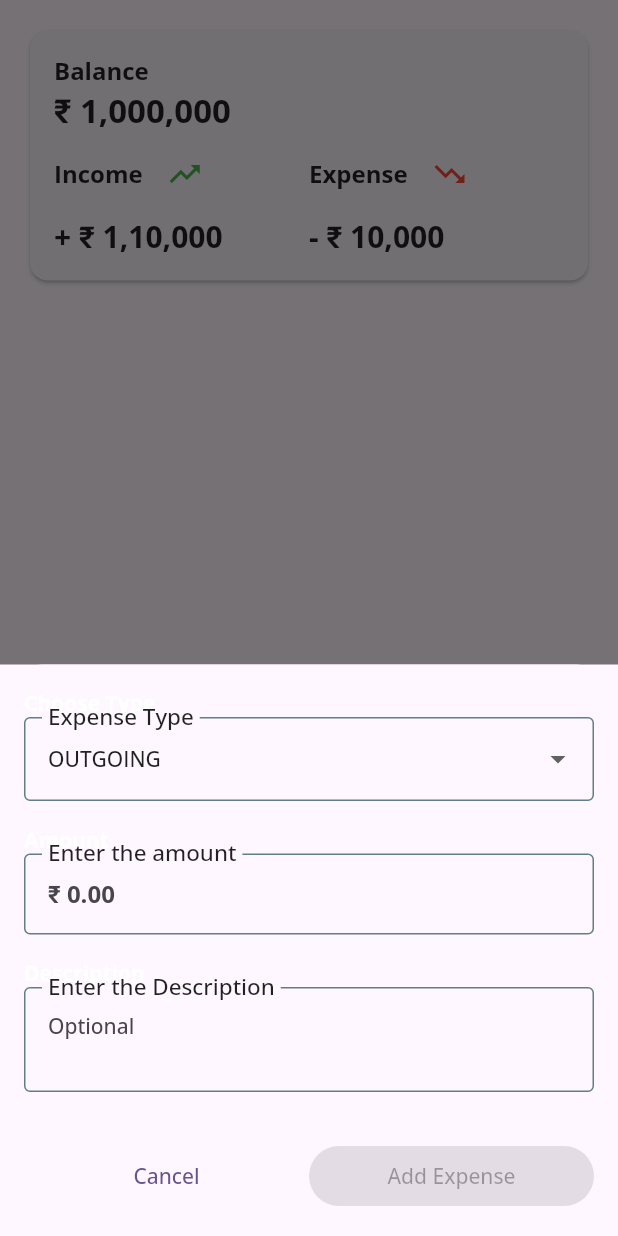
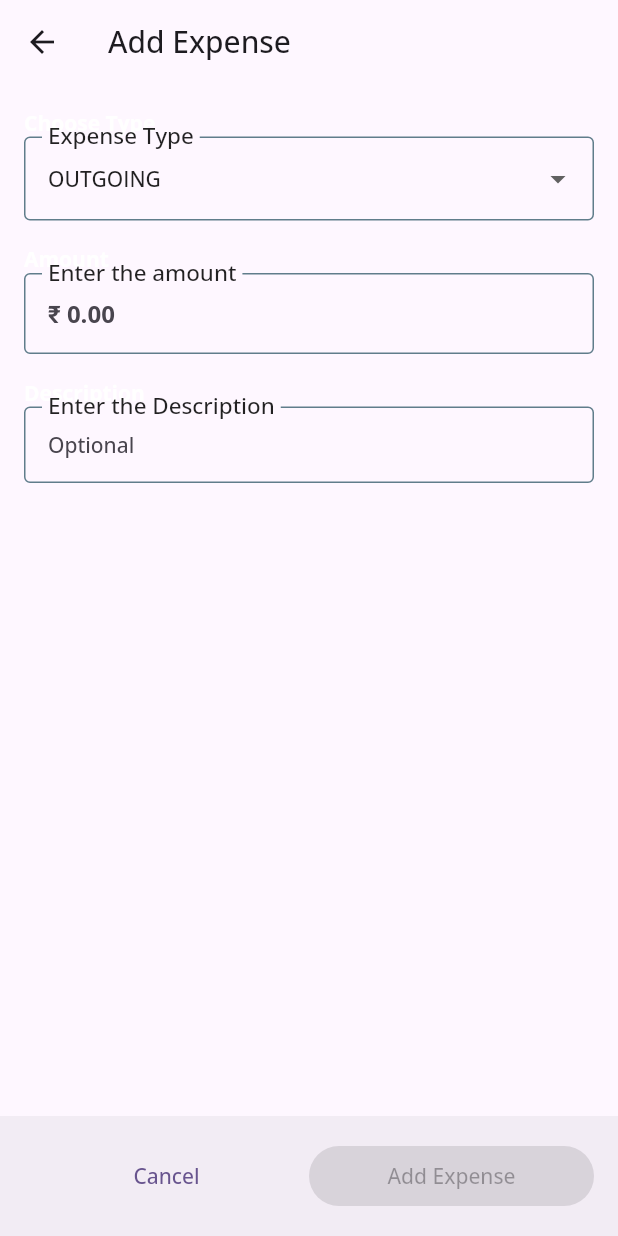
Before and after one commit to leo-elstin/rupiah, a Flutter app: the screen it shows after launch, after a tap on the "add" icon, on a phone screen of 412 x 824 dp. Run offline on Flutter 3.47's test engine with Material 2 defaults, Android fonts, the phone set to English and light mode, and no system bars; our stand-ins replace currency_text_input_formatter, drift, flutter_riverpod, google_fonts; accounts and stored records are empty; generated files the repository leaves out were written again.

Commit message:
added expense list ui

```diff
--- /dev/null
+++ b/lib/model/database/tables/expense.dart
@@ -0,0 +1,52 @@
+import 'package:drift/drift.dart';
+import 'package:expense_kit/model/database/database.dart';
+import 'package:expense_kit/model/entity/expense_entity.dart';
+
+class Expense extends Table {
+  IntColumn get id => integer().autoIncrement()();
+
+  TextColumn get description => text().nullable()();
+
+  RealColumn get amount => real()();
+
+  IntColumn get type => intEnum<ExpenseType>()();
+
+  DateTimeColumn get date => dateTime().nullable()();
+}
+
+final database = Database();
+
+class ExpenseTable {
+  Future insert(ExpenseEntity entity) async {
+    var companion = ExpenseCompanion.insert(
+      description: Value(entity.description),
+      amount: entity.amount,
+      type: entity.type,
+      date: Value(
+        DateTime.now(),
+      ),
+    );
+    return database.into(database.expense).insert(companion);
+  }
+
+  Future remove(ExpenseEntity entity) async {
+    return database.expense.deleteWhere((tbl) => tbl.id.isValue(entity.id));
+  }
+
+  Future<List<ExpenseEntity>> allExpenses() async {
+    final expenses = await database.select(database.expense).get();
+
+    return expenses
+        .map((e) => ExpenseEntity(
+              id: e.id,
+              description: e.description,
+              amount: e.amount,
+              type: e.type,
+              dateTime: e.date,
+            ))
+        .toList();
+  }
+
+  Stream<List<ExpenseData>> stream() =>
+      database.select(database.expense).watch();
+}
--- a/lib/model/entity/expense_entity.dart
+++ b/lib/model/entity/expense_entity.dart
@@ -1,27 +1,34 @@
 import 'package:flutter/foundation.dart';
+import 'package:intl/intl.dart';
 
 @immutable
-class Expense {
+class ExpenseEntity {
   final double amount;
+  final int id;
 
   final ExpenseType type;
   final DateTime? dateTime;
   final String? description;
 
-  const Expense({
+  const ExpenseEntity({
+    this.id = 0,
     this.amount = 0.0,
     this.type = ExpenseType.outgoing,
     this.dateTime,
     this.description,
   });
 
-  Expense copyWith({
+  String formattedDate() {
+    return DateFormat('hh:mm aa').format(dateTime!);
+  }
+
+  ExpenseEntity copyWith({
     double? amount,
     ExpenseType? type,
     DateTime? dateTime,
     String? description,
   }) {
-    return Expense(
+    return ExpenseEntity(
       amount: amount ?? this.amount,
       type: type ?? this.type,
       dateTime: dateTime ?? this.dateTime,
--- a/lib/view/expense/add_expense.dart
+++ b/lib/view/expense/add_expense.dart
@@ -18,19 +18,25 @@ class AddExpense extends ConsumerStatefulWidget {
 
 class _AddExpenseState extends ConsumerState<AddExpense> {
   @override
+  void initState() {
+    super.initState();
+  }
+
+  @override
   Widget build(BuildContext context) {
     final CurrencyTextInputFormatter formatter = CurrencyTextInputFormatter(
       symbol: '${CurrencyUtils.currencySymbol} ',
       locale: 'en_IN',
     );
-    Expense expense = ref.watch(createExpense);
-    return Material(
-      child: Padding(
+    ExpenseEntity expense = ref.watch(createExpense);
+    return Scaffold(
+      appBar: AppBar(
+        title: const Text('Add Expense'),
+      ),
+      body: Padding(
         padding: const EdgeInsets.symmetric(horizontal: 16, vertical: 16),
         child: SafeArea(
-          child: Column(
-            mainAxisSize: MainAxisSize.min,
-            crossAxisAlignment: CrossAxisAlignment.start,
+          child: ListView(
             children: [
               Text(
                 'Choose Type',
@@ -66,6 +72,8 @@ class _AddExpenseState extends ConsumerState<AddExpense> {
               const SizedBox(height: 16),
               Text('Amount', style: context.boldBody()),
               TextField(
+                keyboardType:
+                    const TextInputType.numberWithOptions(decimal: true),
                 style: context.titleMedium(),
                 inputFormatters: [
                   FilteringTextInputFormatter.digitsOnly,
@@ -86,7 +94,6 @@ class _AddExpenseState extends ConsumerState<AddExpense> {
               Text('Description', style: context.boldBody()),
               TextField(
                   style: context.body(),
-                  maxLines: 2,
                   decoration: textDecoration.copyWith(
                     labelText: 'Enter the Description',
                     hintText: 'Optional',
@@ -99,8 +106,13 @@ class _AddExpenseState extends ConsumerState<AddExpense> {
                           ),
                         );
                   }),
-              const SizedBox(height: 32),
-              Row(
+            ],
+          ),
+        ),
+      ),
+      bottomNavigationBar: BottomAppBar(
+        child: SafeArea(
+          child: Row(
             children: [
               Expanded(
                 child: TextButton(
@@ -119,8 +131,7 @@ class _AddExpenseState extends ConsumerState<AddExpense> {
                   onPressed: expense.amount > 0
                       ? () {
                           ref
-                                ..read(expenseProvider.notifier)
-                                    .addExpense(expense)
+                            ..read(expenseProvider.notifier).addExpense(expense)
                             ..invalidate(createExpense);
 
                           context.pop();
@@ -130,22 +141,9 @@ class _AddExpenseState extends ConsumerState<AddExpense> {
                 ),
               ),
             ],
-              )
-            ],
           ),
         ),
       ),
     );
   }
 }
-
-extension Sheets on BuildContext {
-  void expenseSheet() {
-    showModalBottomSheet(
-      isDismissible: false,
-      enableDrag: false,
-      context: this,
-      builder: (context) => const AddExpense(),
-    );
-  }
-}
--- a/lib/view/expense/balance_card.dart
+++ b/lib/view/expense/balance_card.dart
@@ -1,11 +1,22 @@
+import 'package:currency_text_input_formatter/currency_text_input_formatter.dart';
+import 'package:expense_kit/model/entity/expense_card_entity.dart';
 import 'package:expense_kit/utils/currency_utils.dart';
+import 'package:expense_kit/view_model/expense_card_state.dart';
 import 'package:flutter/material.dart';
+import 'package:flutter_riverpod/flutter_riverpod.dart';
 
-class BalanceCard extends StatelessWidget {
+final CurrencyTextInputFormatter formatter = CurrencyTextInputFormatter(
+  symbol: '$currencySymbol ',
+  locale: 'en_IN',
+  decimalDigits: 2,
+);
+
+class BalanceCard extends ConsumerWidget {
   const BalanceCard({super.key});
 
   @override
-  Widget build(BuildContext context) {
+  Widget build(BuildContext context, WidgetRef ref) {
+    final ExpenseCardEntity value = ref.watch(expenseCardState);
     return Padding(
       padding: const EdgeInsets.all(16.0),
       child: Card(
@@ -25,7 +36,7 @@ class BalanceCard extends StatelessWidget {
                     ),
                   ),
                   Text(
-                    '${CurrencyUtils.currencySymbol} 1,000,000',
+                    formatter.formatDouble(value.totalBalance),
                     style: const TextStyle(
                       fontSize: 22,
                       fontWeight: FontWeight.bold,
@@ -74,12 +85,11 @@ class BalanceCard extends StatelessWidget {
                   ),
                 ],
               ),
-              const SizedBox(height: 16),
               Row(
                 children: [
                   Expanded(
                     child: Text(
-                      '+ ${CurrencyUtils.currencySymbol} 1,10,000',
+                      '+ ${formatter.formatDouble(value.income)}',
                       style: const TextStyle(
                         fontSize: 20,
                         fontWeight: FontWeight.bold,
@@ -88,7 +98,7 @@ class BalanceCard extends StatelessWidget {
                   ),
                   Expanded(
                     child: Text(
-                      '- ${CurrencyUtils.currencySymbol} 10,000',
+                      '- ${formatter.formatDouble(value.expense)}',
                       style: const TextStyle(
                         fontSize: 20,
                         fontWeight: FontWeight.bold,
--- a/lib/view/expense/expense_list.dart
+++ b/lib/view/expense/expense_list.dart
@@ -1,25 +1,136 @@
+import 'package:currency_text_input_formatter/currency_text_input_formatter.dart';
+import 'package:expense_kit/model/entity/expense_entity.dart';
+import 'package:expense_kit/utils/currency_utils.dart';
+import 'package:expense_kit/view/ui_extensions.dart';
 import 'package:expense_kit/view_model/expense_viewmodel.dart';
+import 'package:flutter/foundation.dart';
 import 'package:flutter/material.dart';
 import 'package:flutter_riverpod/flutter_riverpod.dart';
+import 'package:intl/intl.dart';
 
-class ExpenseList extends ConsumerWidget {
+class ExpenseList extends ConsumerStatefulWidget {
   const ExpenseList({super.key});
 
   @override
-  Widget build(BuildContext context, WidgetRef ref) {
+  ConsumerState<ExpenseList> createState() => _ExpenseListState();
+}
+
+class _ExpenseListState extends ConsumerState<ExpenseList> {
+  String format = 'EEE, d MMM yyyy';
+
+  final CurrencyTextInputFormatter formatter = CurrencyTextInputFormatter(
+    symbol: '$currencySymbol ',
+    locale: 'en_IN',
+    decimalDigits: 2,
+  );
+
+  @override
+  void initState() {
+    super.initState();
+
+    ref.read(expenseProvider.notifier).getAll();
+  }
+
+  @override
+  Widget build(BuildContext context) {
+    Set dates = ref
+        .watch(expenseProvider)
+        .map((e) => DateFormat(format).format(e.dateTime!))
+        .toSet();
+
+    if (kDebugMode) {
+      print(dates);
+    }
+
+    Map<String, List<ExpenseEntity>> dateMap = {};
+
+    for (var element in dates) {
+      dateMap[element] = ref
+          .watch(expenseProvider)
+          .where((e) => DateFormat(format).format(e.dateTime!) == element)
+          .toList()
+          .reversed
+          .toList();
+    }
+
+    var items = dateMap.entries.toList().reversed;
+
     return ListView.builder(
-      itemCount: ref.watch(expenseProvider).length,
+      padding: EdgeInsets.zero,
+      itemCount: dateMap.length,
       itemBuilder: (context, index) {
-        final expense = ref.watch(expenseProvider)[index];
-        return ListTile(
-          title: Text(expense.type.name),
-          subtitle: Text(expense.amount.toString()),
-          trailing: IconButton(
-            icon: const Icon(Icons.delete),
-            onPressed: () {
-              ref.read(expenseProvider.notifier).removeExpense(expense);
-            },
-          ),
+        MapEntry<String, List<ExpenseEntity>> expenseMap = items.elementAt(
+          index,
+        );
+        return Column(
+          crossAxisAlignment: CrossAxisAlignment.start,
+          children: [
+            Container(
+              decoration: const BoxDecoration(
+                color: Colors.black12,
+                borderRadius: BorderRadius.only(
+                  topRight: Radius.circular(4),
+                  bottomRight: Radius.circular(4),
+                ),
+              ),
+              padding: const EdgeInsets.symmetric(
+                horizontal: 16,
+                vertical: 4,
+              ),
+              child: Text(
+                expenseMap.key,
+                style: context.titleMedium(),
+              ),
+            ),
+            ListView.builder(
+              padding: EdgeInsets.zero,
+              shrinkWrap: true,
+              physics: const NeverScrollableScrollPhysics(),
+              itemCount: expenseMap.value.length,
+              itemBuilder: (context, index) {
+                final expense = expenseMap.value[index];
+                return ListTile(
+                  onLongPress: () =>
+                      ref.read(expenseProvider.notifier).removeExpense(expense),
+                  title: Row(
+                    mainAxisAlignment: MainAxisAlignment.spaceBetween,
+                    children: [
+                      Text(
+                        expense.description?.toString() ?? expense.type.name,
+                        style: context.titleMedium(),
+                      ),
+                      Text(
+                        formatter.formatDouble(expense.amount),
+                        style: context.titleMedium(),
+                      ),
+                    ],
+                  ),
+                  subtitle: Text(expense.formattedDate()),
+                  leading: Container(
+                    padding: const EdgeInsets.all(8),
+                    decoration: BoxDecoration(
+                      shape: BoxShape.circle,
+                      color: expense.type == ExpenseType.income
+                          ? Colors.green
+                          : Colors.red,
+                    ),
+                    child: const Icon(
+                      Icons.currency_rupee,
+                      color: Colors.white,
+                      size: 16,
+                    ),
+                  ),
+                  // trailing: IconButton(
+                  //   icon: const Icon(Icons.delete),
+                  //   onPressed: () =>
+                  //       ref.read(expenseProvider.notifier).removeExpense(
+                  //             expense,
+                  //           ),
+                  // ),
+                );
+              },
+            ),
+          ],
         );
       },
     );
--- a/lib/view/home/home.dart
+++ b/lib/view/home/home.dart
@@ -1,22 +1,37 @@
+import 'package:expense_kit/utils/currency_utils.dart';
 import 'package:expense_kit/view/expense/add_expense.dart';
 import 'package:expense_kit/view/expense/balance_card.dart';
 import 'package:expense_kit/view/expense/expense_list.dart';
+import 'package:expense_kit/view/ui_extensions.dart';
 import 'package:flutter/material.dart';
 
-class Home extends StatelessWidget {
+class Home extends StatefulWidget {
   const Home({super.key});
+
+  @override
+  State<Home> createState() => _HomeState();
+}
+
+class _HomeState extends State<Home> {
+  @override
+  void initState() {
+    super.initState();
+  }
 
   @override
   Widget build(BuildContext context) {
     return Scaffold(
+      appBar: AppBar(
+        title: Text('$currencySymbol Rupiah'),
+      ),
       body: const Column(
         children: [
-          SafeArea(child: BalanceCard()),
+          BalanceCard(),
           Expanded(child: ExpenseList()),
         ],
       ),
       floatingActionButton: FloatingActionButton(
-        onPressed: () => context.expenseSheet(),
+        onPressed: () => context.push(page: const AddExpense()),
         child: const Icon(Icons.add),
       ),
     );
--- /dev/null
+++ b/lib/view_model/expense_card_state.dart
@@ -0,0 +1,34 @@
+import 'package:expense_kit/model/database/tables/expense.dart';
+import 'package:expense_kit/model/entity/expense_card_entity.dart';
+import 'package:expense_kit/model/entity/expense_entity.dart';
+import 'package:flutter_riverpod/flutter_riverpod.dart';
+
+class ExpenseCardState extends StateNotifier<ExpenseCardEntity> {
+  ExpenseCardState() : super(ExpenseCardEntity());
+
+  void init() {
+    ExpenseTable().stream().listen((event) {
+      state = ExpenseCardEntity();
+      double amount = 0;
+      double expense = 0;
+      for (var value in event) {
+        if (value.type == ExpenseType.income) {
+          amount += value.amount;
+        } else if (value.type == ExpenseType.outgoing) {
+          expense += value.amount;
+        }
+      }
+
+      state = ExpenseCardEntity(
+        income: amount,
+        expense: expense,
+        totalBalance: amount - expense,
+      );
+    });
+  }
+}
+
+final expenseCardState =
+    StateNotifierProvider<ExpenseCardState, ExpenseCardEntity>((ref) {
+  return ExpenseCardState()..init();
+});
--- a/lib/view_model/expense_viewmodel.dart
+++ b/lib/view_model/expense_viewmodel.dart
@@ -1,19 +1,26 @@
+import 'package:expense_kit/model/database/tables/expense.dart';
 import 'package:expense_kit/model/entity/expense_entity.dart';
 import 'package:flutter_riverpod/flutter_riverpod.dart';
 
-class ExpenseNotifier extends StateNotifier<List<Expense>> {
+class ExpenseNotifier extends StateNotifier<List<ExpenseEntity>> {
   ExpenseNotifier() : super([]);
 
-  void addExpense(Expense expense) {
-    state = [...state, expense];
+  Future addExpense(ExpenseEntity expense) async {
+    await ExpenseTable().insert(expense);
+    await getAll();
   }
 
-  void removeExpense(Expense expense) {
-    state = state.where((e) => e.dateTime != expense.dateTime).toList();
+  void removeExpense(ExpenseEntity expense) {
+    ExpenseTable().remove(expense);
+    getAll();
+  }
+
+  Future getAll() async {
+    state = await ExpenseTable().allExpenses();
   }
 }
 
 final expenseProvider =
-    StateNotifierProvider<ExpenseNotifier, List<Expense>>((ref) {
+    StateNotifierProvider<ExpenseNotifier, List<ExpenseEntity>>((ref) {
   return ExpenseNotifier();
 });
```
Also changed, not shown: lib/model/database/database.dart (added, +28 -0 lines), lib/model/entity/expense_card_entity.dart (added, +11 -0 lines), lib/view_model/create_expense.dart (+6 -5 lines), pubspec.yaml (+8 -0 lines), pubspec.lock. Lines whose indentation alone changed are shown as unchanged.
